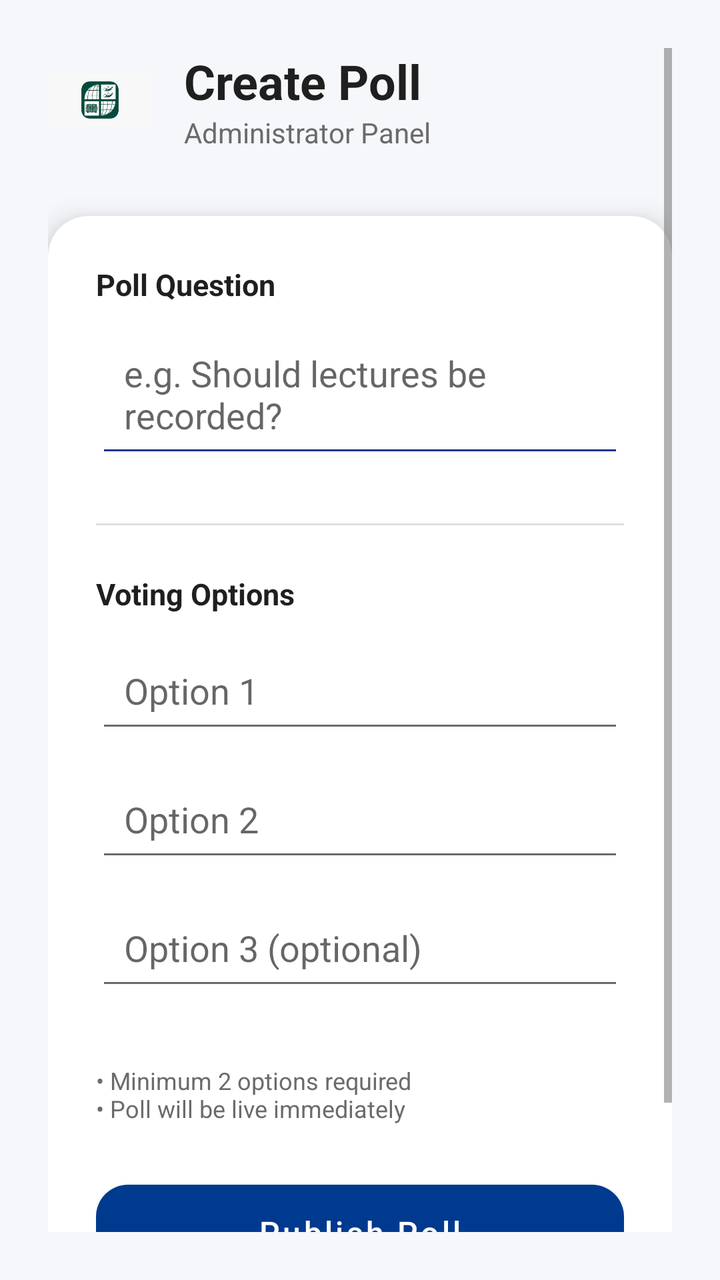
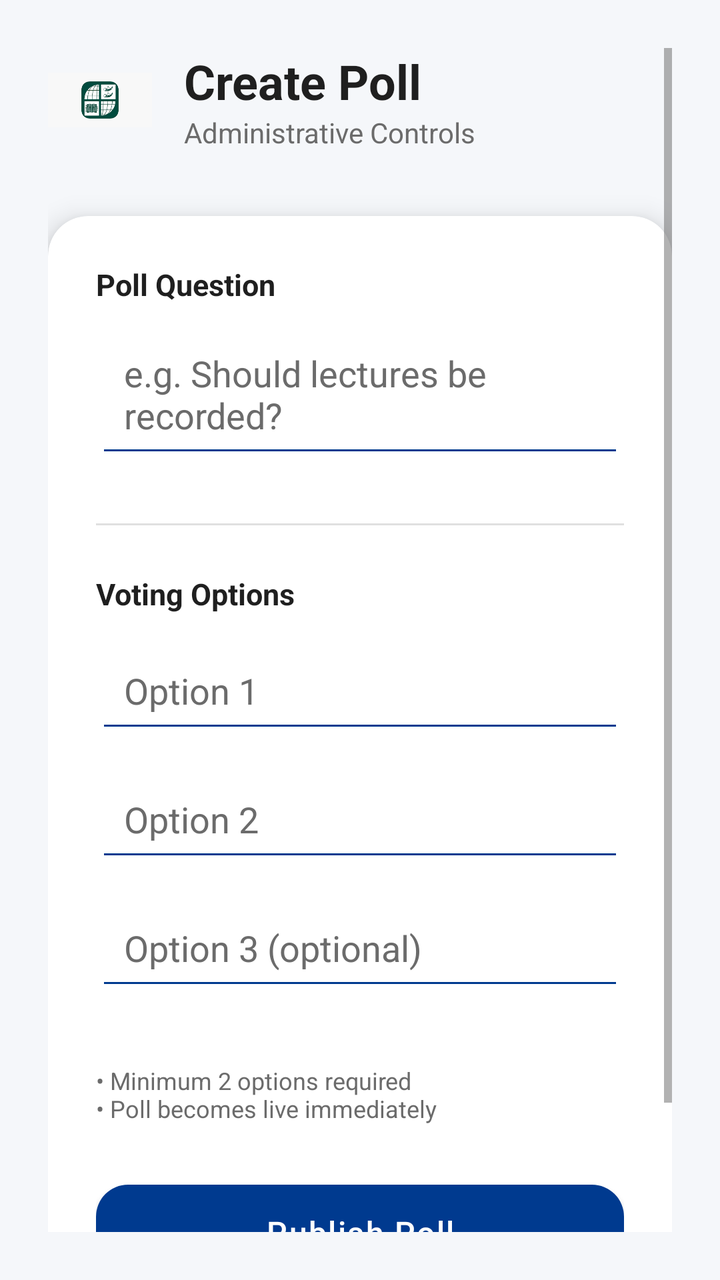

Screens rendered from an Android XML layout before and after an edit, with the pre-edit source and the edit as a unified diff.
<!-- AndroidManifest.xml: application theme Theme.SecureAppVoting -->
<!-- res/layout/activity_create_poll.xml -->
<?xml version="1.0" encoding="utf-8"?>
<ScrollView xmlns:android="http://schemas.android.com/apk/res/android"
    xmlns:app="http://schemas.android.com/apk/res-auto"
    android:layout_width="match_parent"
    android:layout_height="match_parent"
    android:background="@color/background_main"
    android:padding="24dp">

    <LinearLayout
        android:layout_width="match_parent"
        android:layout_height="wrap_content"
        android:orientation="vertical">

        
        <LinearLayout
            android:layout_width="match_parent"
            android:layout_height="wrap_content"
            android:orientation="horizontal"
            android:gravity="center_vertical"
            android:layout_marginBottom="32dp">

            <ImageView
                android:layout_width="52dp"
                android:layout_height="52dp"
                android:src="@drawable/uni_bradford_logo"
                android:contentDescription="University of Bradford Logo"
                android:layout_marginEnd="16dp" />

            <LinearLayout
                android:layout_width="wrap_content"
                android:layout_height="wrap_content"
                android:orientation="vertical">

                <TextView
                    android:layout_width="wrap_content"
                    android:layout_height="wrap_content"
                    android:text="Create Poll"
                    android:textSize="24sp"
                    android:textStyle="bold"
                    android:textColor="@color/text_primary" />

                <TextView
                    android:layout_width="wrap_content"
                    android:layout_height="wrap_content"
                    android:text="Administrator Panel"
                    android:textSize="14sp"
                    android:textColor="@color/text_secondary" />
            </LinearLayout>
        </LinearLayout>

        
        <com.google.android.material.card.MaterialCardView
            android:layout_width="match_parent"
            android:layout_height="wrap_content"
            app:cardCornerRadius="20dp"
            app:cardElevation="8dp"
            app:cardBackgroundColor="@color/card_white">

            <LinearLayout
                android:layout_width="match_parent"
                android:layout_height="wrap_content"
                android:orientation="vertical"
                android:padding="24dp">

                
                <TextView
                    android:layout_width="wrap_content"
                    android:layout_height="wrap_content"
                    android:text="Poll Question"
                    android:textSize="15sp"
                    android:textStyle="bold"
                    android:textColor="@color/text_primary"
                    android:layout_marginBottom="8dp" />

                <EditText
                    android:id="@+id/etPollQuestion"
                    android:layout_width="match_parent"
                    android:layout_height="wrap_content"
                    android:hint="e.g. Should lectures be recorded?"
                    android:padding="14dp"
                    android:backgroundTint="@color/bradford_blue"
                    android:layout_marginBottom="28dp" />

                
                <View
                    android:layout_width="match_parent"
                    android:layout_height="1dp"
                    android:background="#E0E0E0"
                    android:layout_marginBottom="24dp" />

                
                <TextView
                    android:layout_width="wrap_content"
                    android:layout_height="wrap_content"
                    android:text="Voting Options"
                    android:textSize="15sp"
                    android:textStyle="bold"
                    android:textColor="@color/text_primary"
                    android:layout_marginBottom="12dp" />

                <EditText
                    android:id="@+id/etOption1"
                    android:layout_width="match_parent"
                    android:layout_height="wrap_content"
                    android:hint="Option 1"
                    android:padding="14dp"
                    android:layout_marginBottom="12dp" />

                <EditText
                    android:id="@+id/etOption2"
                    android:layout_width="match_parent"
                    android:layout_height="wrap_content"
                    android:hint="Option 2"
                    android:padding="14dp"
                    android:layout_marginBottom="12dp" />

                <EditText
                    android:id="@+id/etOption3"
                    android:layout_width="match_parent"
                    android:layout_height="wrap_content"
                    android:hint="Option 3 (optional)"
                    android:padding="14dp"
                    android:layout_marginBottom="32dp" />

                
                <TextView
                    android:layout_width="wrap_content"
                    android:layout_height="wrap_content"
                    android:text="• Minimum 2 options required\n• Poll will be live immediately"
                    android:textSize="12sp"
                    android:textColor="@color/text_secondary"
                    android:layout_marginBottom="24dp" />

                
                <com.google.android.material.button.MaterialButton
                    android:id="@+id/btnCreatePoll"
                    android:layout_width="match_parent"
                    android:layout_height="60dp"
                    android:text="Publish Poll"
                    android:textAllCaps="false"
                    android:textSize="16sp"
                    app:cornerRadius="16dp"
                    app:backgroundTint="@color/bradford_blue"
                    android:textColor="@android:color/white" />
                
                
                

            </LinearLayout>
        </com.google.android.material.card.MaterialCardView>

        
        <TextView
            android:layout_width="wrap_content"
            android:layout_height="wrap_content"
            android:text="University of Bradford • Secure Voting System"
            android:textSize="12sp"
            android:textColor="@color/text_secondary"
            android:layout_gravity="center_horizontal"
            android:layout_marginTop="32dp" />

    </LinearLayout>
</ScrollView>
<!-- resources referenced by this layout -->
<resources>
  <color name="background_main">#F5F7FA</color>
  <color name="bradford_blue">#003A8F</color>
  <color name="card_white">#FFFFFF</color>
  <color name="text_primary">#1F1F1F</color>
  <color name="text_secondary">#6B6B6B</color>
  <!-- drawable uni_bradford_logo: png bitmap (drawable, 6583 bytes) -->
  <style name="Theme.SecureAppVoting" parent="Theme.MaterialComponents.DayNight.NoActionBar">
  
          
          <item name="colorPrimary">@color/bradford_blue</item>
          <item name="colorPrimaryVariant">@color/bradford_blue_dark</item>
          <item name="colorSecondary">@color/bradford_gold</item>
  
          
          <item name="android:windowBackground">@color/background_main</item>
  
          
          <item name="android:statusBarColor">@color/bradford_blue_dark</item>
  
          
          <item name="android:textColorPrimary">@color/text_primary</item>
          <item name="android:textColorSecondary">@color/text_secondary</item>
  
      </style>
  <color name="bradford_blue_dark">#002B6B</color>
  <color name="bradford_gold">#F5B700</color>
</resources>

<!-- the commit's change to res/layout/activity_create_poll.xml (unified diff, before → after) -->
@@ -42,7 +42,7 @@
                 <TextView
                     android:layout_width="wrap_content"
                     android:layout_height="wrap_content"
-                    android:text="Administrator Panel"
+                    android:text="Administrative Controls"
                     android:textSize="14sp"
                     android:textColor="@color/text_secondary" />
             </LinearLayout>
@@ -78,6 +78,8 @@
                     android:layout_height="wrap_content"
                     android:hint="e.g. Should lectures be recorded?"
                     android:padding="14dp"
+                    android:textColor="@color/text_primary"
+                    android:textColorHint="@color/text_secondary"
                     android:backgroundTint="@color/bradford_blue"
                     android:layout_marginBottom="28dp" />
 
@@ -104,6 +106,9 @@
                     android:layout_height="wrap_content"
                     android:hint="Option 1"
                     android:padding="14dp"
+                    android:textColor="@color/text_primary"
+                    android:textColorHint="@color/text_secondary"
+                    android:backgroundTint="@color/bradford_blue"
                     android:layout_marginBottom="12dp" />
 
                 <EditText
@@ -112,6 +117,9 @@
                     android:layout_height="wrap_content"
                     android:hint="Option 2"
                     android:padding="14dp"
+                    android:textColor="@color/text_primary"
+                    android:textColorHint="@color/text_secondary"
+                    android:backgroundTint="@color/bradford_blue"
                     android:layout_marginBottom="12dp" />
 
                 <EditText
@@ -120,13 +128,16 @@
                     android:layout_height="wrap_content"
                     android:hint="Option 3 (optional)"
                     android:padding="14dp"
+                    android:textColor="@color/text_primary"
+                    android:textColorHint="@color/text_secondary"
+                    android:backgroundTint="@color/bradford_blue"
                     android:layout_marginBottom="32dp" />
 
                 
                 <TextView
                     android:layout_width="wrap_content"
                     android:layout_height="wrap_content"
-                    android:text="• Minimum 2 options required\n• Poll will be live immediately"
+                    android:text="• Minimum 2 options required\n• Poll becomes live immediately"
                     android:textSize="12sp"
                     android:textColor="@color/text_secondary"
                     android:layout_marginBottom="24dp" />
@@ -139,12 +150,10 @@
                     android:text="Publish Poll"
                     android:textAllCaps="false"
                     android:textSize="16sp"
+                    android:letterSpacing="0.05"
                     app:cornerRadius="16dp"
                     app:backgroundTint="@color/bradford_blue"
                     android:textColor="@android:color/white" />
-                
-                
-                
 
             </LinearLayout>
         </com.google.android.material.card.MaterialCardView>
